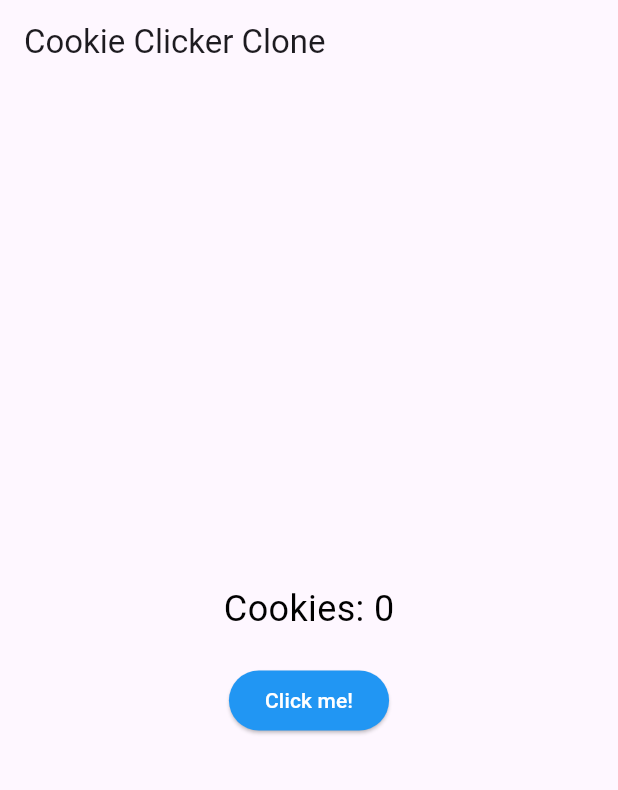
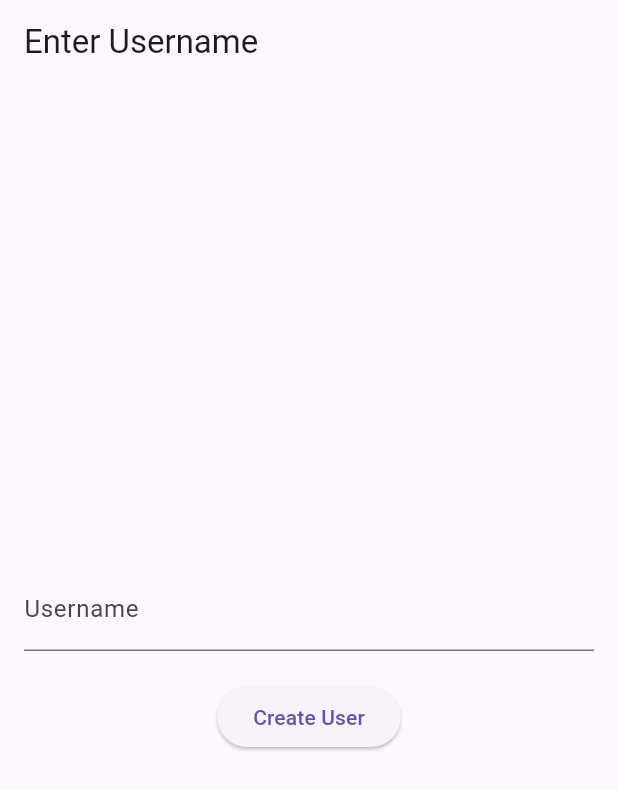
Before and after one commit to No749ah/Alien-Chaos, a Flutter app: the screen it shows after launch, on a phone screen of 412 x 824 dp. Shown: the top 790 px of the screen. Run offline on Flutter 3.47's test engine with Material 3 defaults, Android fonts, the light colour scheme and no system bars; our stand-ins replace sqflite; accounts and stored records are empty.

Commit message:
added user creation

```diff
--- /dev/null
+++ b/lib/cookies.dart
@@ -0,0 +1,72 @@
+import 'package:flutter/material.dart';
+import 'db/database_helper.dart';
+import 'models/users/user.dart';
+
+class CookiesPage extends StatefulWidget {
+  final User user;
+
+  const CookiesPage({Key? key, required this.user}) : super(key: key);
+
+  @override
+  _CookiesPageState createState() => _CookiesPageState();
+}
+
+class _CookiesPageState extends State<CookiesPage> {
+  late DatabaseHelper dbHelper;
+  late User _user;
+  int _cookies = 0;
+
+  @override
+  void initState() {
+    super.initState();
+    dbHelper = DatabaseHelper.instance;
+    _user = widget.user;
+    _cookies = _user.cookies;
+  }
+
+  Future<void> _incrementCookies() async {
+    try {
+      setState(() {
+        _cookies++;
+      });
+      _user = _user.copyWith(cookies: _cookies);
+      await dbHelper.updateUser(_user.toMap());
+    } catch (e) {
+      print('Error incrementing cookies: $e');
+    }
+  }
+
+  @override
+  Widget build(BuildContext context) {
+    return Scaffold(
+      appBar: AppBar(
+        title: Text('Welcome, ${_user.name}'),
+      ),
+      body: Center(
+        child: Column(
+          mainAxisAlignment: MainAxisAlignment.center,
+          children: <Widget>[
+            Text(
+              'Cookies: $_cookies',
+              style: const TextStyle(
+                fontSize: 24,
+                color: Colors.black,
+              ),
+            ),
+            const SizedBox(height: 20),
+            ElevatedButton(
+              onPressed: _incrementCookies,
+              style: ElevatedButton.styleFrom(
+                // ignore: undefined_named_parameter
+                foregroundColor: Colors.white,
+                // ignore: undefined_named_parameter
+                backgroundColor: Colors.blue,
+              ),
+              child: const Text('Click me!'),
+            ),
+          ],
+        ),
+      ),
+    );
+  }
+}
--- a/lib/main.dart
+++ b/lib/main.dart
@@ -1,6 +1,7 @@
 import 'package:flutter/material.dart';
 import 'db/database_helper.dart';
 import 'models/users/user.dart';
+import 'cookies.dart';
 
 void main() {
   runApp(const MyApp());
@@ -16,96 +17,61 @@ class MyApp extends StatelessWidget {
       theme: ThemeData(
         primarySwatch: Colors.blue,
       ),
-      home: const MyHomePage(),
+      home: const UserInputPage(),
     );
   }
 }
 
-class MyHomePage extends StatefulWidget {
-  const MyHomePage({Key? key}) : super(key: key);
+class UserInputPage extends StatefulWidget {
+  const UserInputPage({Key? key}) : super(key: key);
 
   @override
-  _MyHomePageState createState() => _MyHomePageState();
+  _UserInputPageState createState() => _UserInputPageState();
 }
 
-class _MyHomePageState extends State<MyHomePage> {
+class _UserInputPageState extends State<UserInputPage> {
+  final TextEditingController _usernameController = TextEditingController();
   late DatabaseHelper dbHelper;
-  User? _user;
-  int _cookies = 0;
 
   @override
   void initState() {
     super.initState();
     dbHelper = DatabaseHelper.instance;
-    print('DatabaseHelper initialized');
-    _loadUser();
   }
 
-  Future<void> _loadUser() async {
-    try {
-      final users = await dbHelper.fetchUsers();
-      print('Users fetched: $users');
-      if (users.isNotEmpty) {
-        setState(() {
-          _user = User.fromMap(users.first);
-          _cookies = _user!.cookies;
-          print('User loaded: $_user');
-        });
-      } else {
-        User user = User(name: 'Player', cookies: 0);
-        await dbHelper.insertUser(user.toMap());
-        print('New user inserted');
-        _loadUser();
-      }
-    } catch (e) {
-      print('Error loading user: $e');
-    }
-  }
-
-  Future<void> _incrementCookies() async {
-    try {
-      setState(() {
-        _cookies++;
-        print('Cookies incremented: $_cookies');
-      });
-      _user = _user?.copyWith(cookies: _cookies);
-      if (_user != null) {
-        await dbHelper.updateUser(_user!.toMap());
-        print('User updated: $_user');
-      }
-    } catch (e) {
-      print('Error incrementing cookies: $e');
+  Future<void> _createUser() async {
+    final username = _usernameController.text.trim();
+    if (username.isNotEmpty) {
+      User user = User(name: username, cookies: 0);
+      await dbHelper.insertUser(user.toMap());
+      Navigator.pushReplacement(
+        context,
+        MaterialPageRoute(builder: (context) => CookiesPage(user: user)),
+      );
     }
   }
 
   @override
   Widget build(BuildContext context) {
-    print('Building widget tree');
     return Scaffold(
       appBar: AppBar(
-        title: const Text('Cookie Clicker Clone'),
+        title: const Text('Enter Username'),
       ),
-      body: Center(
+      body: Padding(
+        padding: const EdgeInsets.all(16.0),
         child: Column(
           mainAxisAlignment: MainAxisAlignment.center,
           children: <Widget>[
-            Text(
-              'Cookies: $_cookies',
-              style: const TextStyle(
-                fontSize: 24,
-                color: Colors.black,
+            TextField(
+              controller: _usernameController,
+              decoration: const InputDecoration(
+                labelText: 'Username',
               ),
             ),
             const SizedBox(height: 20),
             ElevatedButton(
-              onPressed: _incrementCookies,
-              style: ElevatedButton.styleFrom(
-                // ignore: undefined_named_parameter
-                foregroundColor: Colors.white,
-                // ignore: undefined_named_parameter
-                backgroundColor: Colors.blue,
-              ),
-              child: const Text('Click me!'),
+              onPressed: _createUser,
+              child: const Text('Create User'),
             ),
           ],
         ),
--- a/pubspec.yaml
+++ b/pubspec.yaml
@@ -20,7 +20,7 @@ dev_dependencies:
     sdk: flutter
 
 dependency_overrides:
-  material_color_utilities: 0.1.3
+  material_color_utilities: ^0.8.0
   meta: 1.12.0
 
 flutter:
```
Also changed, not shown: pubspec.lock.
